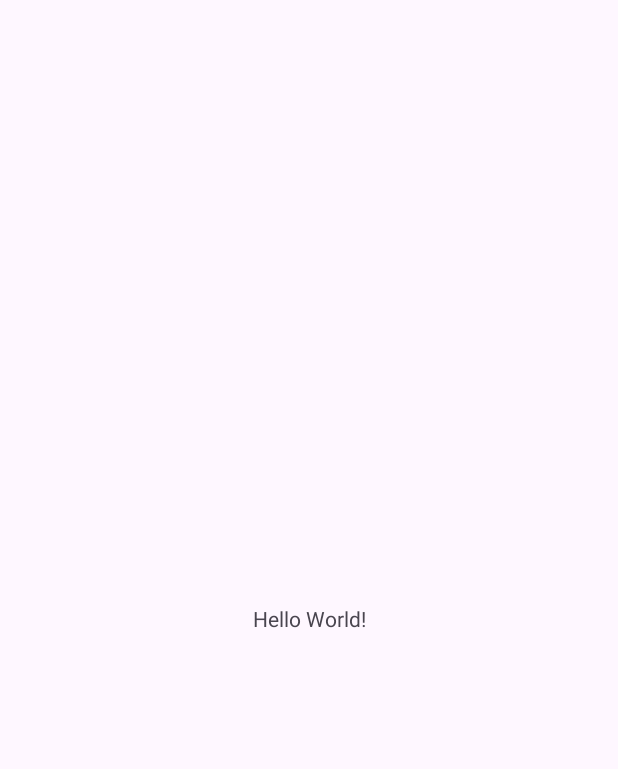
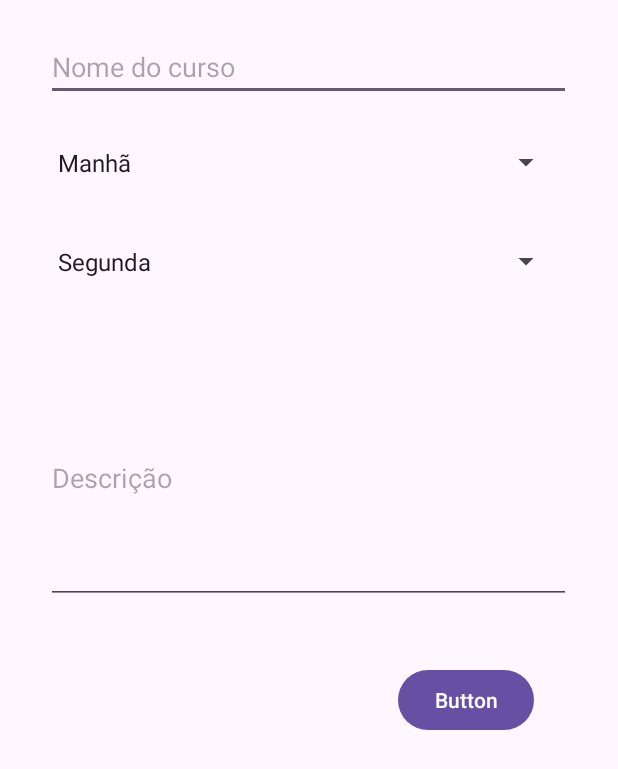
Before and after one commit to WillyamRamos93/n2_mobile, an Android app: the screen it shows after launch (MainActivity), on a phone screen of 412 x 824 dp. Before the commit the part shown is almost empty. Shown: the top 769 px of the screen. Run offline under Robolectric (Android 15) with nearby library versions, the light colour scheme and no system bars.

Commit message:
Adicionado primeiro layout de cadastro de cursos

```diff
--- a/app/src/main/res/layout/activity_main.xml
+++ b/app/src/main/res/layout/activity_main.xml
@@ -2,17 +2,77 @@
 <androidx.constraintlayout.widget.ConstraintLayout xmlns:android="http://schemas.android.com/apk/res/android"
     xmlns:app="http://schemas.android.com/apk/res-auto"
     xmlns:tools="http://schemas.android.com/tools"
+    android:id="@+id/layout"
     android:layout_width="match_parent"
     android:layout_height="match_parent"
     tools:context=".MainActivity">
 
-    <TextView
-        android:layout_width="wrap_content"
-        android:layout_height="wrap_content"
-        android:text="Hello World!"
-        app:layout_constraintBottom_toBottomOf="parent"
+    <EditText
+        android:id="@+id/nmCourse"
+        android:layout_width="350dp"
+        android:layout_height="43dp"
+        android:layout_marginTop="24dp"
+        android:ems="10"
+        android:hint="@string/courseName"
+        android:inputType="text"
         app:layout_constraintEnd_toEndOf="parent"
+        app:layout_constraintHorizontal_bias="0.497"
         app:layout_constraintStart_toStartOf="parent"
         app:layout_constraintTop_toTopOf="parent" />
 
+    <Spinner
+        android:id="@+id/classSession"
+        android:layout_width="344dp"
+        android:layout_height="34dp"
+        android:layout_marginTop="24dp"
+        android:entries="@array/classSession"
+        app:layout_constraintEnd_toEndOf="parent"
+        app:layout_constraintHorizontal_bias="0.447"
+        app:layout_constraintStart_toStartOf="parent"
+        app:layout_constraintTop_toBottomOf="@+id/nmCourse" />
+
+    <Spinner
+        android:id="@+id/classDay"
+        android:layout_width="344dp"
+        android:layout_height="34dp"
+        android:layout_marginTop="32dp"
+        android:entries="@array/weekDay"
+        app:layout_constraintEnd_toEndOf="parent"
+        app:layout_constraintHorizontal_bias="0.447"
+        app:layout_constraintStart_toStartOf="parent"
+        app:layout_constraintTop_toBottomOf="@+id/classSession" />
+
+    <EditText
+        android:id="@+id/descClass"
+        android:layout_width="350dp"
+        android:layout_height="167dp"
+        android:layout_marginTop="44dp"
+        android:ems="10"
+        android:hint="@string/descr"
+        android:inputType="text"
+        app:layout_constraintEnd_toEndOf="parent"
+        app:layout_constraintHorizontal_bias="0.491"
+        app:layout_constraintStart_toStartOf="parent"
+        app:layout_constraintTop_toBottomOf="@+id/classDay" />
+
+    <Button
+        android:id="@+id/saveCourse"
+        android:layout_width="wrap_content"
+        android:layout_height="wrap_content"
+        android:layout_marginTop="40dp"
+        android:layout_marginEnd="56dp"
+        android:text="Button"
+        app:layout_constraintEnd_toEndOf="parent"
+        app:layout_constraintTop_toBottomOf="@+id/descClass" />
+
+    <androidx.recyclerview.widget.RecyclerView
+        android:id="@+id/testView"
+        android:layout_width="343dp"
+        android:layout_height="161dp"
+        android:layout_marginBottom="40dp"
+        app:layout_constraintBottom_toBottomOf="parent"
+        app:layout_constraintEnd_toEndOf="parent"
+        app:layout_constraintHorizontal_bias="0.441"
+        app:layout_constraintStart_toStartOf="parent"
+        app:layout_constraintTop_toBottomOf="@+id/saveCourse" />
 </androidx.constraintlayout.widget.ConstraintLayout>
--- a/app/src/main/res/values/strings.xml
+++ b/app/src/main/res/values/strings.xml
@@ -1,3 +1,21 @@
 <resources>
     <string name="app_name">Curso Extensao</string>
+    <string name="courseName" translatable="false">Nome do curso</string>
+    <string name="descr" translatable="false">Descrição</string>
+    <string name="save" translatable="false">Salvar</string>
+
+    <string-array name="weekDay">
+        <item>Segunda</item>
+        <item>Terça</item>
+        <item>Quarta</item>
+        <item>Quinta</item>
+        <item>Sexta</item>
+
+    </string-array>
+    <string-array name="classSession">
+        <item>Manhã</item>
+        <item>Tarde</item>
+        <item>Noite</item>
+    </string-array>
+
 </resources>
```
Also changed, not shown: 1 other file.
